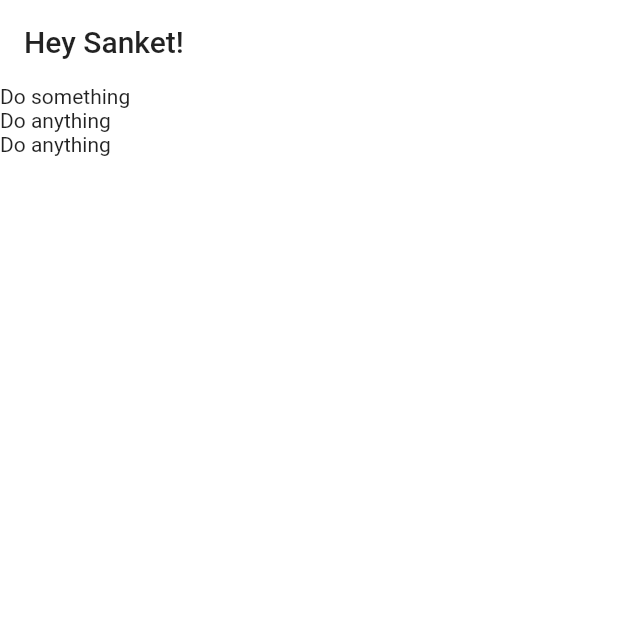
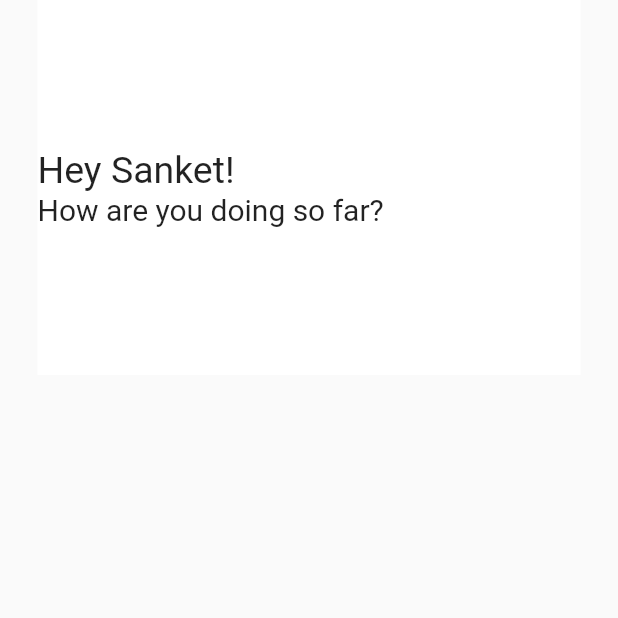
Before and after one commit to sanket143/Stodo, a Flutter app: the screen it shows after launch, on a phone screen of 412 x 824 dp, the top half of it. Run offline on Flutter 3.47's test engine with Material 2 defaults, Android fonts, the phone set to English and light mode, and no system bars; our stand-ins replace rxdart.

Commit message:
Add Header

```diff
--- a/lib/src/app.dart
+++ b/lib/src/app.dart
@@ -5,6 +5,7 @@ class App extends StatelessWidget {
   @override
   Widget build(BuildContext context) {
     return MaterialApp(
+      debugShowCheckedModeBanner: false,
       theme: ThemeData(
         primaryColor: Colors.white,
       ),
--- a/lib/src/ui/home.dart
+++ b/lib/src/ui/home.dart
@@ -7,21 +7,35 @@ class HomePage extends StatelessWidget {
   Widget build(BuildContext context){
     bloc.fetchAllTasks();
     return Scaffold(
-      appBar: AppBar(
-        title: Text("Hey Sanket!"),
-        elevation: 0,
-      ),
-      body: StreamBuilder(
-        stream: bloc.allTasks,
-        builder: (context, AsyncSnapshot<TaskListModel> snapshot){
-          if(snapshot.hasData){
-            return buildList(snapshot);
-          } else if(snapshot.hasError){
-            return Text(snapshot.error.toString());
-          }
-
-          return Center(child: CircularProgressIndicator());
-        }
+      body: Column(
+        children: <Widget>[
+          Padding(
+            padding: const EdgeInsets.symmetric(horizontal: 25.0),
+            child: Container(
+              height: 250,
+              width: double.infinity,
+              color: Colors.white,
+              child: Column(
+                mainAxisAlignment: MainAxisAlignment.center,
+                crossAxisAlignment: CrossAxisAlignment.start,
+                children: <Widget>[
+                  Text(
+                    "Hey Sanket!",
+                    style: TextStyle(
+                      fontSize: 25,
+                    ),
+                  ),
+                  Text(
+                    "How are you doing so far?",
+                    style: TextStyle(
+                      fontSize: 20,
+                    ),
+                  ),
+                ],
+              ),
+            ),
+          )
+        ],
       )
     );
   }
```
